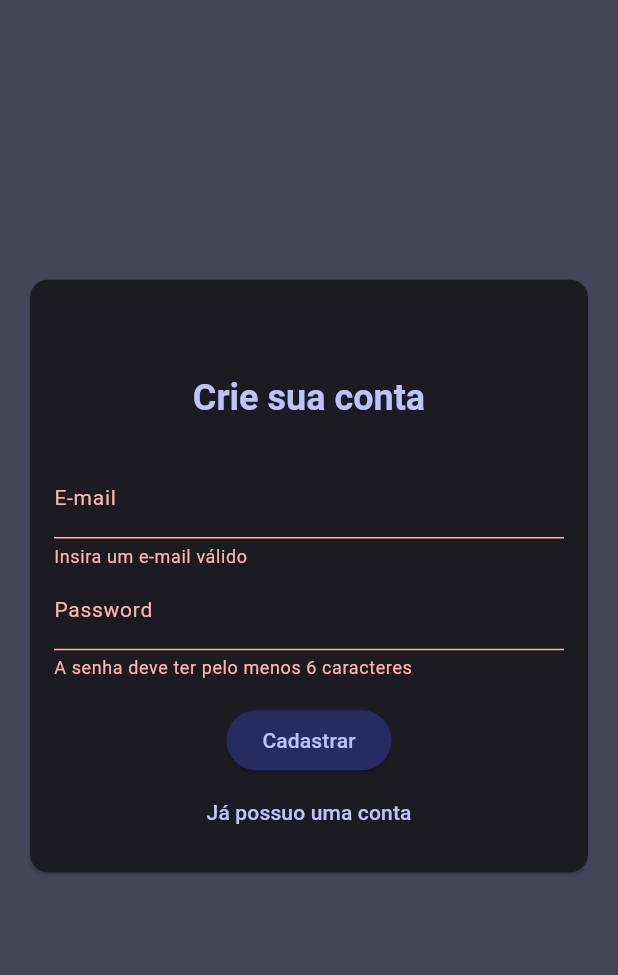
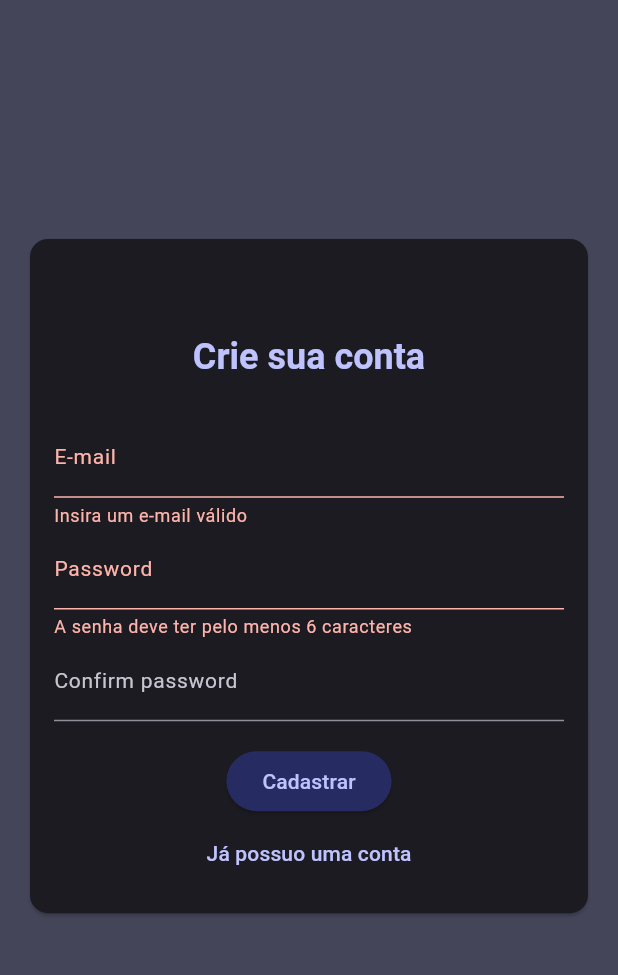
Before and after one commit to Gabrielst27/my_chat, a Flutter app: the screen it shows after launch, after a tap on "Entrar", after a tap on "Criar conta", after a tap on "Cadastrar", on a phone screen of 412 x 824 dp, the part 84-1059 px from its top. Run offline on Flutter 3.47's test engine with Material 3 defaults, Android fonts, the phone set to English and light mode, and no system bars.

Commit message:
feat: added a confirm password input

```diff
--- a/lib/widgets/auth_form.dart
+++ b/lib/widgets/auth_form.dart
@@ -13,16 +13,14 @@ class AuthForm extends StatefulWidget {
 class _AuthFormState extends State<AuthForm> {
   final GlobalKey<FormState> _form = GlobalKey<FormState>();
   String _enteredEmail = '';
-  String _enteredPassword = '';
+  final _passwordController = TextEditingController();
 
   void _submit() {
     bool isValid = _form.currentState!.validate();
     if (isValid) {
       _form.currentState!.save();
+      widget.submit;
     }
-    print(_enteredEmail);
-    print(_enteredPassword);
-    widget.submit;
   }
 
   @override
@@ -53,6 +51,7 @@ class _AuthFormState extends State<AuthForm> {
             onSaved: (newValue) => _enteredEmail = newValue!,
           ),
           TextFormField(
+            controller: _passwordController,
             style: TextStyle(
               color: Theme.of(context).colorScheme.primary,
             ),
@@ -66,8 +65,24 @@ class _AuthFormState extends State<AuthForm> {
               }
               return null;
             },
-            onSaved: (newValue) => _enteredPassword = newValue!,
           ),
+          widget.isLogin
+              ? SizedBox()
+              : TextFormField(
+                  style: TextStyle(
+                    color: Theme.of(context).colorScheme.primary,
+                  ),
+                  decoration: InputDecoration(
+                    label: Text('Confirm password'),
+                  ),
+                  obscureText: true,
+                  validator: (value) {
+                    if (value != _passwordController.text) {
+                      return 'As senhas estão diferentes';
+                    }
+                    return null;
+                  },
+                ),
           const SizedBox(height: 16),
           ElevatedButton(
             onPressed: _submit,
```
